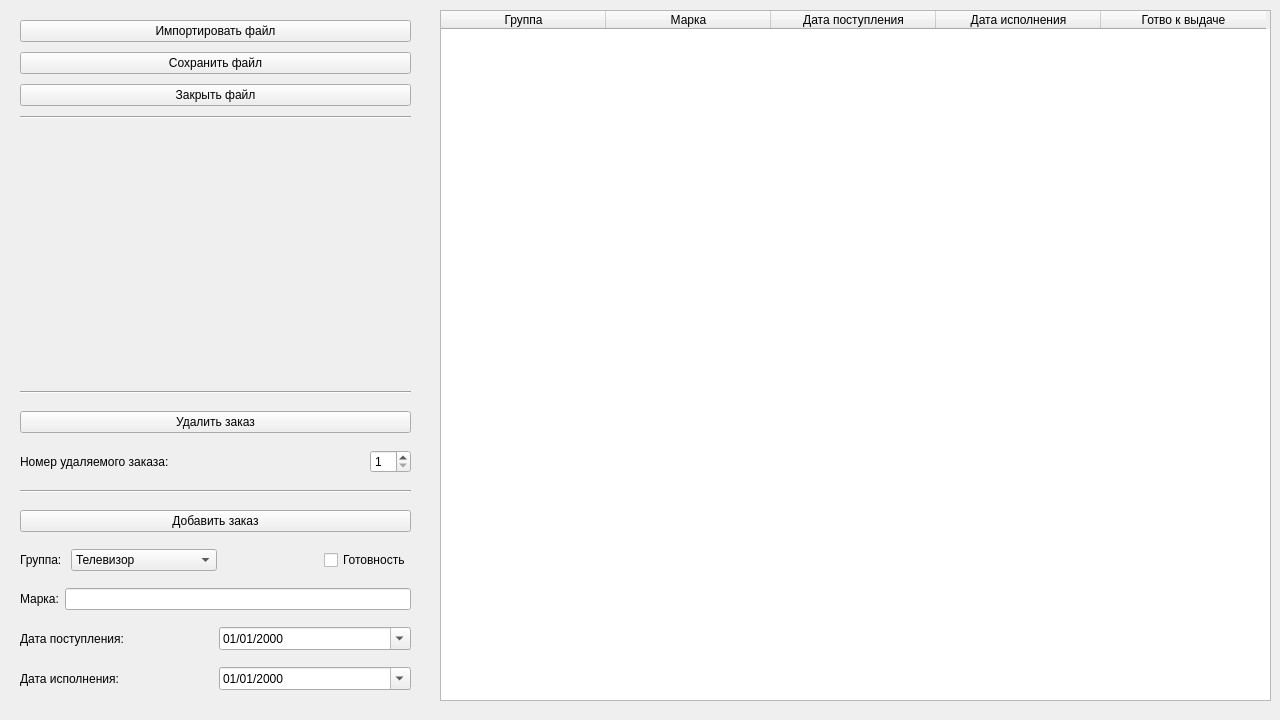
Qt form LabWork_2/Task_2/mainwindow.ui (Max2772/FoA-P-2-Semester-) before a commit.
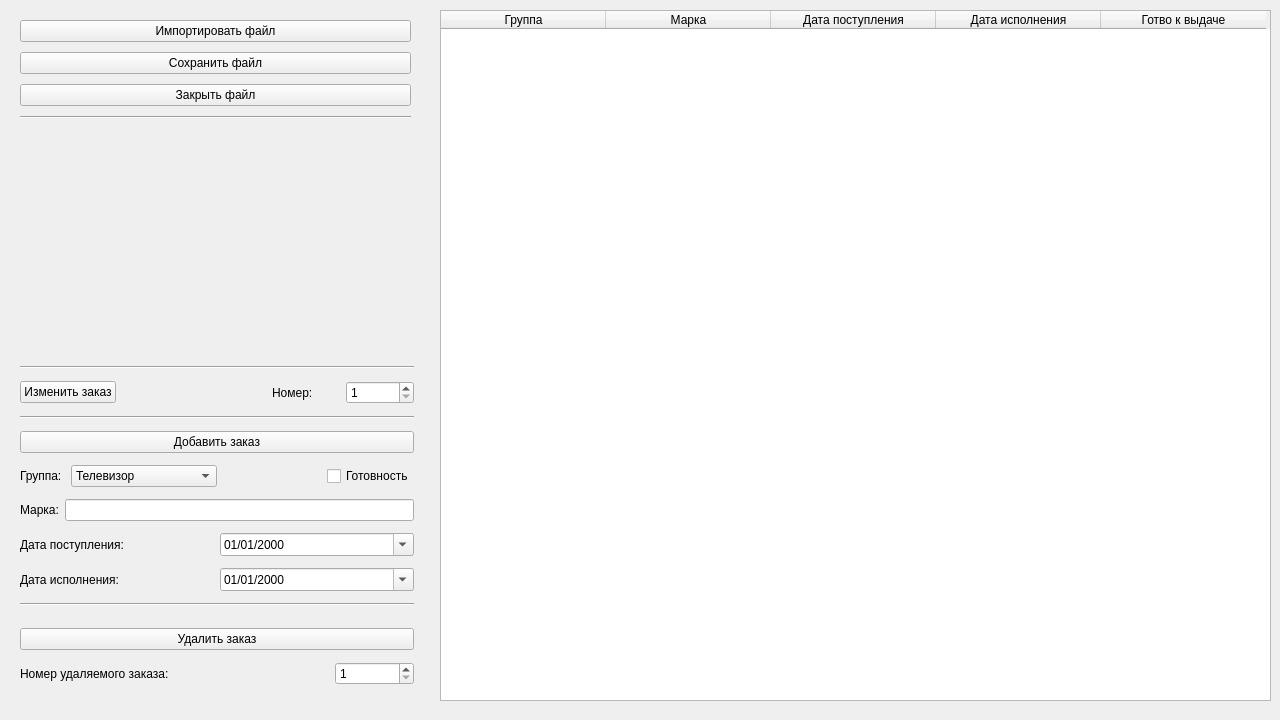
The same form after that commit. Icons and pictures are not drawn.

The edit to the form file:
```diff
--- a/LabWork_2/Task_2/mainwindow.ui
+++ b/LabWork_2/Task_2/mainwindow.ui
@@ -178,9 +178,9 @@
     <property name="geometry">
      <rect>
       <x>20</x>
-      <y>380</y>
-      <width>391</width>
-      <height>321</height>
+      <y>360</y>
+      <width>394</width>
+      <height>341</height>
      </rect>
     </property>
     <layout class="QVBoxLayout" name="verticalLayout_2">
@@ -192,48 +192,51 @@
       </widget>
      </item>
      <item>
-      <widget class="QPushButton" name="pushButtonDeleteOrder">
-       <property name="text">
-        <string>Удалить заказ</string>
-       </property>
-      </widget>
-     </item>
-     <item>
-      <layout class="QHBoxLayout" name="horizontalLayout_2">
+      <layout class="QHBoxLayout" name="horizontalLayout_3">
        <item>
-        <widget class="QLabel" name="labelDeleteOrder">
+        <widget class="QPushButton" name="pushButtonEdit">
          <property name="text">
-          <string>Номер удаляемого заказа:</string>
+          <string>Изменить заказ</string>
          </property>
         </widget>
        </item>
        <item>
-        <spacer name="verticalSpacer">
+        <spacer name="verticalSpacer_2">
          <property name="orientation">
           <enum>Qt::Horizontal</enum>
          </property>
          <property name="sizeType">
-          <enum>QSizePolicy::MinimumExpanding</enum>
+          <enum>QSizePolicy::Fixed</enum>
          </property>
          <property name="sizeHint" stdset="0">
           <size>
-           <width>0</width>
-           <height>0</height>
+           <width>150</width>
+           <height>17</height>
           </size>
          </property>
         </spacer>
        </item>
        <item>
-        <widget class="QSpinBox" name="spinBoxDeleteOrder">
+        <widget class="QLabel" name="labelDeleteOrder_2">
+         <property name="text">
+          <string>Номер:</string>
+         </property>
+        </widget>
+       </item>
+       <item>
+        <widget class="QSpinBox" name="spinBoxEditOrder">
          <property name="minimum">
           <number>1</number>
          </property>
+         <property name="maximum">
+          <number>9999</number>
+         </property>
         </widget>
        </item>
       </layout>
      </item>
      <item>
-      <widget class="Line" name="line_2">
+      <widget class="Line" name="line_4">
        <property name="orientation">
         <enum>Qt::Horizontal</enum>
        </property>
@@ -416,6 +419,77 @@
        </item>
       </layout>
      </item>
+     <item>
+      <widget class="Line" name="line_2">
+       <property name="orientation">
+        <enum>Qt::Horizontal</enum>
+       </property>
+      </widget>
+     </item>
+     <item>
+      <spacer name="verticalSpacer_6">
+       <property name="orientation">
+        <enum>Qt::Vertical</enum>
+       </property>
+       <property name="sizeType">
+        <enum>QSizePolicy::Fixed</enum>
+       </property>
+       <property name="sizeHint" stdset="0">
+        <size>
+         <width>0</width>
+         <height>10</height>
+        </size>
+       </property>
+      </spacer>
+     </item>
+     <item>
+      <layout class="QHBoxLayout" name="horizontalLayout_9">
+       <item>
+        <widget class="QPushButton" name="pushButtonDeleteOrder">
+         <property name="text">
+          <string>Удалить заказ</string>
+         </property>
+        </widget>
+       </item>
+      </layout>
+     </item>
+     <item>
+      <layout class="QHBoxLayout" name="horizontalLayout_2">
+       <item>
+        <widget class="QLabel" name="labelDeleteOrder">
+         <property name="text">
+          <string>Номер удаляемого заказа:</string>
+         </property>
+        </widget>
+       </item>
+       <item>
+        <spacer name="verticalSpacer">
+         <property name="orientation">
+          <enum>Qt::Horizontal</enum>
+         </property>
+         <property name="sizeType">
+          <enum>QSizePolicy::Fixed</enum>
+         </property>
+         <property name="sizeHint" stdset="0">
+          <size>
+           <width>160</width>
+           <height>0</height>
+          </size>
+         </property>
+        </spacer>
+       </item>
+       <item>
+        <widget class="QSpinBox" name="spinBoxDeleteOrder">
+         <property name="minimum">
+          <number>1</number>
+         </property>
+         <property name="maximum">
+          <number>9999</number>
+         </property>
+        </widget>
+       </item>
+      </layout>
+     </item>
     </layout>
    </widget>
   </widget>
```
